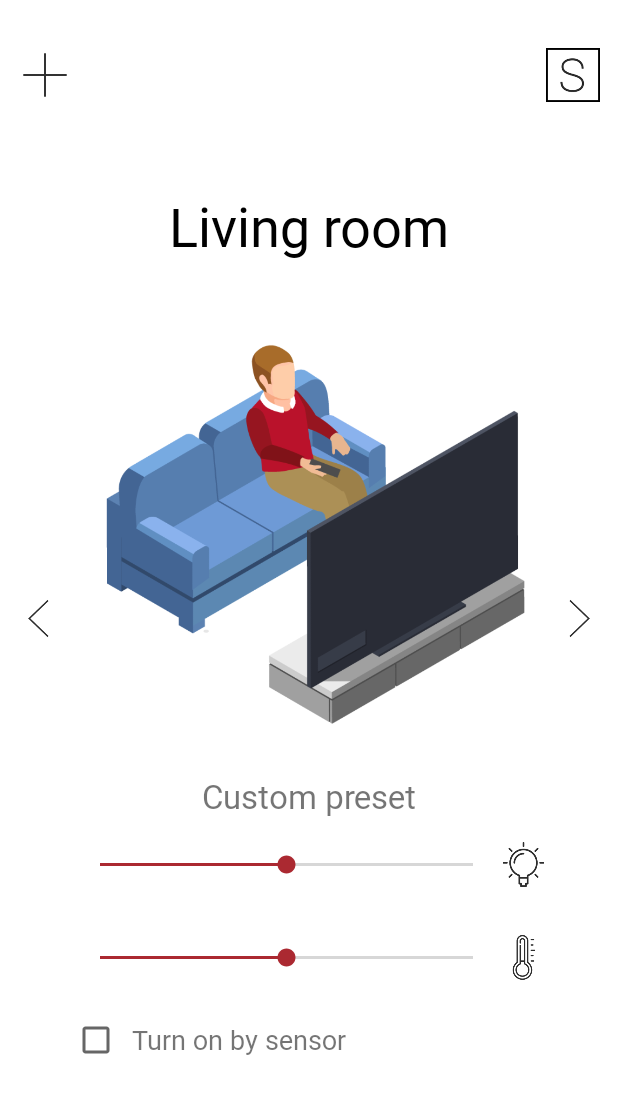
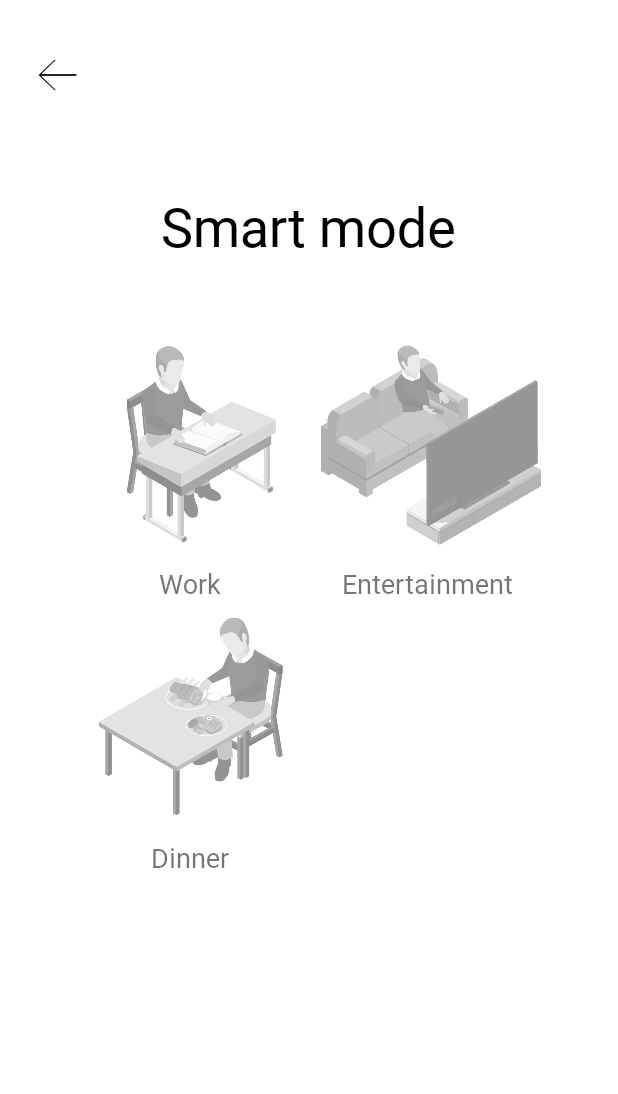
Before and after one commit to NevMem/HackathonHelvar, an Android app: the StartActivity screen opened directly, with no data from a screen before it, after a tap on an icon or button, on a phone screen of 412 x 824 dp. Shown: the top 1094 px of the screen. Run offline under Robolectric (Android 15) with nearby library versions, the phone set to English and light mode, and no system bars; 2 other taps on this screen came first.

```diff
--- a/app/src/main/java/com/nevmem/helvarapp/StartActivity.kt
+++ b/app/src/main/java/com/nevmem/helvarapp/StartActivity.kt
@@ -4,6 +4,7 @@ import android.app.ActivityOptions
 import android.content.Context
 import android.content.Intent
 import android.os.Bundle
+import android.util.Log
 import android.view.LayoutInflater
 import android.view.View
 import android.view.ViewGroup
@@ -47,6 +48,7 @@ class StartActivity : ListenableActivity(), PagePickerListener {
         prevButton.setOnClickListener {
             prevPageCalled()
         }
+
         nextButton.setOnClickListener {
             nextPageCalled()
         }
--- a/app/src/main/java/com/nevmem/helvarapp/activities/AddRoomActivity.kt
+++ b/app/src/main/java/com/nevmem/helvarapp/activities/AddRoomActivity.kt
@@ -1,6 +1,7 @@
 package com.nevmem.helvarapp.activities
 
 import android.os.Bundle
+import android.view.View
 import com.nevmem.helvarapp.R
 import com.nevmem.helvarapp.permissions.ListenableActivity
 
@@ -8,5 +9,8 @@ class AddRoomActivity : ListenableActivity() {
     override fun onCreate(savedInstanceState: Bundle?) {
         super.onCreate(savedInstanceState)
         setContentView(R.layout.add_room_activity)
+
+        window.statusBarColor = resources.getColor(R.color.white)
+        window.decorView.systemUiVisibility = View.SYSTEM_UI_FLAG_LIGHT_STATUS_BAR
     }
 }
--- a/app/src/main/java/com/nevmem/helvarapp/activities/SmartModeActivity.kt
+++ b/app/src/main/java/com/nevmem/helvarapp/activities/SmartModeActivity.kt
@@ -1,12 +1,81 @@
 package com.nevmem.helvarapp.activities
 
+import android.graphics.*
 import android.os.Bundle
+import android.view.LayoutInflater
+import android.view.View
+import android.widget.LinearLayout
 import com.nevmem.helvarapp.R
 import com.nevmem.helvarapp.permissions.ListenableActivity
+import kotlinx.android.synthetic.main.lightning_mode_item.view.*
+import kotlinx.android.synthetic.main.smart_mode_activity.*
 
 class SmartModeActivity : ListenableActivity() {
+    data class LightningMode(val name: String, val imageId: Int, var enabled: Boolean = false)
+    private val modes = listOf(
+        LightningMode("Work", R.drawable.book, false),
+        LightningMode("Entertainment", R.drawable.tv, false),
+        LightningMode("Dinner", R.drawable.food, false))
+
+    private val allViews = ArrayList<ViewHolder>()
+
     override fun onCreate(savedInstanceState: Bundle?) {
         super.onCreate(savedInstanceState)
         setContentView(R.layout.smart_mode_activity)
+
+        window.statusBarColor = resources.getColor(R.color.white)
+        window.decorView.systemUiVisibility = View.SYSTEM_UI_FLAG_LIGHT_STATUS_BAR
+
+        val inflater = LayoutInflater.from(this)
+        val rows = ArrayList<LinearLayout>()
+        for (i in 0..(modes.size + 1) / 2) {
+            val row = inflater.inflate(R.layout.lightning_mode_row, modesAnchor, false) as LinearLayout
+            rows.add(row)
+        }
+
+        modes.forEachIndexed { index, mode ->
+            val view = inflater.inflate(R.layout.lightning_mode_item, rows[index / 2], false)
+            val vh = ViewHolder(view)
+            vh.image.setImageResource(mode.imageId)
+            vh.caption.text = mode.name
+            allViews.add(vh)
+            rows[index / 2].addView(view)
+        }
+
+        rows.forEach { modesAnchor.addView(it) }
+
+        allViews.forEach {
+            it.setOnClickListener {
+                revalidateImages(it)
+            }
+        }
+        revalidateImages(null)
+
+        backButton.setOnClickListener {
+            finishAfterTransition()
+        }
+    }
+
+    private fun revalidateImages(it: ViewHolder?) {
+        allViews.forEach { innerIt ->
+            if (innerIt == it) {
+                innerIt.image.clearColorFilter()
+                innerIt.image.alpha = 1f
+            } else {
+                val matrix = ColorMatrix()
+                matrix.setSaturation(0f)
+                innerIt.image.colorFilter = ColorMatrixColorFilter(matrix)
+                innerIt.image.alpha = 0.5f
+            }
+        }
+    }
+
+    private class ViewHolder(private val view: View) {
+        val image = view.lightningModeImage
+        val caption = view.modeCaption
+
+        fun setOnClickListener(cb: ()->Unit) {
+            view.setOnClickListener { cb() }
+        }
     }
 }
--- /dev/null
+++ b/app/src/main/res/layout/lightning_mode_item.xml
@@ -0,0 +1,24 @@
+<?xml version="1.0" encoding="utf-8"?>
+<LinearLayout
+    xmlns:android="http://schemas.android.com/apk/res/android"
+    android:orientation="vertical"
+    android:gravity="center"
+    android:layout_weight="1"
+    android:layout_width="0dp"
+    android:layout_height="wrap_content">
+
+    <androidx.appcompat.widget.AppCompatImageView
+        android:id="@+id/lightningModeImage"
+        android:layout_width="match_parent"
+        android:layout_height="wrap_content"
+        android:adjustViewBounds="true"
+        android:scaleType="fitCenter" />
+
+    <TextView
+        android:id="@+id/modeCaption"
+        android:layout_width="wrap_content"
+        android:layout_height="wrap_content"
+        android:fontFamily="@font/roboto"
+        android:textSize="18sp" />
+
+</LinearLayout>
--- /dev/null
+++ b/app/src/main/res/layout/lightning_mode_row.xml
@@ -0,0 +1,7 @@
+<?xml version="1.0" encoding="utf-8"?>
+<LinearLayout
+    xmlns:android="http://schemas.android.com/apk/res/android"
+    android:orientation="horizontal"
+    android:layout_width="match_parent"
+    android:layout_height="wrap_content"
+    android:weightSum="2" />
--- a/app/src/main/res/layout/room_page.xml
+++ b/app/src/main/res/layout/room_page.xml
@@ -3,17 +3,17 @@
     android:layout_width="match_parent"
     android:layout_height="match_parent"
     xmlns:app="http://schemas.android.com/apk/res-auto"
-    android:paddingStart="48dp"
-    android:paddingEnd="48dp"
+    android:paddingStart="@dimen/pagesHorizontalPadding"
+    android:paddingEnd="@dimen/pagesHorizontalPadding"
     android:clipToPadding="false">
 
     <TextView
-        android:layout_marginTop="110dp"
+        android:layout_marginTop="@dimen/headingTopMargin"
         app:layout_constraintTop_toTopOf="parent"
         app:layout_constraintStart_toStartOf="parent"
         app:layout_constraintEnd_toEndOf="parent"
         android:padding="16dp"
-        android:textSize="36sp"
+        android:textSize="@dimen/headingTextSize"
         android:textColor="@android:color/black"
         android:layout_width="wrap_content"
         android:layout_height="wrap_content"
@@ -59,8 +59,8 @@
         android:layout_width="match_parent"
         android:layout_height="wrap_content"
         android:orientation="horizontal"
-        android:paddingTop="@dimen/seek_bar_vertical_padding"
-        android:paddingBottom="@dimen/seek_bar_vertical_padding"
+        android:paddingTop="@dimen/seekBarVerticalPadding"
+        android:paddingBottom="@dimen/seekBarVerticalPadding"
         android:gravity="center_vertical"
         app:layout_constraintTop_toBottomOf="@id/mode"
         app:layout_constraintStart_toStartOf="parent"
@@ -73,8 +73,8 @@
             android:layout_height="wrap_content" />
         <androidx.appcompat.widget.AppCompatImageView
             android:scaleType="fitCenter"
-            android:layout_width="@dimen/seek_bar_icons_size"
-            android:layout_height="@dimen/seek_bar_icons_size"
+            android:layout_width="@dimen/seekBarIconsSize"
+            android:layout_height="@dimen/seekBarIconsSize"
             android:src="@drawable/bulb" />
     </LinearLayout>
 
@@ -83,8 +83,8 @@
         android:layout_width="match_parent"
         android:layout_height="wrap_content"
         android:orientation="horizontal"
-        android:paddingTop="@dimen/seek_bar_vertical_padding"
-        android:paddingBottom="@dimen/seek_bar_vertical_padding"
+        android:paddingTop="@dimen/seekBarVerticalPadding"
+        android:paddingBottom="@dimen/seekBarVerticalPadding"
         android:gravity="center_vertical"
         app:layout_constraintTop_toBottomOf="@id/brightnessContainer"
         app:layout_constraintStart_toStartOf="parent"
@@ -97,8 +97,8 @@
             android:layout_height="wrap_content" />
         <androidx.appcompat.widget.AppCompatImageView
             android:scaleType="fitCenter"
-            android:layout_width="@dimen/seek_bar_icons_size"
-            android:layout_height="@dimen/seek_bar_icons_size"
+            android:layout_width="@dimen/seekBarIconsSize"
+            android:layout_height="@dimen/seekBarIconsSize"
             android:src="@drawable/temperature" />
     </LinearLayout>
 
--- a/app/src/main/res/layout/smart_mode_activity.xml
+++ b/app/src/main/res/layout/smart_mode_activity.xml
@@ -1,6 +1,58 @@
 <?xml version="1.0" encoding="utf-8"?>
 <androidx.constraintlayout.widget.ConstraintLayout
-    xmlns:android="http://schemas.android.com/apk/res/android" android:layout_width="match_parent"
-    android:layout_height="match_parent">
+    xmlns:android="http://schemas.android.com/apk/res/android"
+    android:layout_width="match_parent"
+    android:layout_height="match_parent"
+    xmlns:app="http://schemas.android.com/apk/res-auto">
+
+    <RelativeLayout
+        android:id="@+id/topBar"
+        android:layout_width="match_parent"
+        android:layout_height="wrap_content"
+        android:paddingStart="@dimen/topButtonHorizontalPadding"
+        android:paddingEnd="@dimen/topButtonHorizontalPadding"
+        android:layout_marginTop="32dp"
+        android:orientation="horizontal"
+        app:layout_constraintTop_toTopOf="parent"
+        app:layout_constraintStart_toStartOf="parent"
+        app:layout_constraintEnd_toEndOf="parent">
+
+        <androidx.appcompat.widget.AppCompatImageButton
+            style="@style/Widget.AppCompat.Button.Borderless"
+            android:id="@+id/backButton"
+            android:src="@drawable/back"
+            android:background="@android:color/transparent"
+            android:adjustViewBounds="true"
+            android:scaleType="fitCenter"
+            android:layout_width="@dimen/topButtonsSize"
+            android:layout_height="@dimen/topButtonsSize" />
+
+    </RelativeLayout>
+
+    <androidx.appcompat.widget.AppCompatTextView
+        android:id="@+id/heading"
+        android:text="@string/smartModeText"
+        android:layout_marginTop="@dimen/headingTopMargin"
+        android:layout_width="wrap_content"
+        android:layout_height="wrap_content"
+        android:textSize="@dimen/headingTextSize"
+        android:fontFamily="@font/roboto_bold"
+        android:textColor="@color/black"
+        android:padding="16dp"
+        app:layout_constraintTop_toTopOf="parent"
+        app:layout_constraintStart_toStartOf="parent"
+        app:layout_constraintEnd_toEndOf="parent" />
+
+    <LinearLayout
+        android:id="@+id/modesAnchor"
+        android:orientation="vertical"
+        android:layout_width="match_parent"
+        android:layout_height="wrap_content"
+        android:layout_marginTop="28dp"
+        android:paddingStart="@dimen/pagesHorizontalPadding"
+        android:paddingEnd="@dimen/pagesHorizontalPadding"
+        app:layout_constraintTop_toBottomOf="@id/heading"
+        app:layout_constraintStart_toStartOf="parent"
+        app:layout_constraintEnd_toEndOf="parent"/>
 
 </androidx.constraintlayout.widget.ConstraintLayout>
--- a/app/src/main/res/layout/start_activity.xml
+++ b/app/src/main/res/layout/start_activity.xml
@@ -5,39 +5,6 @@
     android:layout_width="match_parent"
     android:layout_height="match_parent"
     tools:context=".StartActivity">
-
-    <RelativeLayout
-        android:id="@+id/topBar"
-        android:layout_width="match_parent"
-        android:layout_height="wrap_content"
-        android:paddingStart="12dp"
-        android:paddingEnd="12dp"
-        android:layout_marginTop="32dp"
-        android:orientation="horizontal"
-        app:layout_constraintTop_toTopOf="parent"
-        app:layout_constraintStart_toStartOf="parent"
-        app:layout_constraintEnd_toEndOf="parent">
-
-        <androidx.appcompat.widget.AppCompatImageButton
-            android:id="@+id/addButton"
-            android:src="@drawable/icon_add"
-            android:background="@android:color/transparent"
-            android:adjustViewBounds="true"
-            android:scaleType="fitCenter"
-            android:layout_width="@dimen/top_button_size"
-            android:layout_height="@dimen/top_button_size" />
-
-        <androidx.appcompat.widget.AppCompatImageButton
-            android:id="@+id/smartMode"
-            android:src="@drawable/smart_mode"
-            android:background="@android:color/transparent"
-            android:adjustViewBounds="true"
-            android:scaleType="fitCenter"
-            android:layout_width="@dimen/top_button_size"
-            android:layout_height="@dimen/top_button_size"
-            android:layout_alignParentEnd="true" />
-
-    </RelativeLayout>
 
     <androidx.viewpager2.widget.ViewPager2
         android:id="@+id/pager"
@@ -47,6 +14,41 @@
         app:layout_constraintEnd_toEndOf="parent"
         app:layout_constraintTop_toTopOf="parent"
         app:layout_constraintBottom_toBottomOf="parent" />
+
+    <RelativeLayout
+        android:id="@+id/topBar"
+        android:layout_width="match_parent"
+        android:layout_height="wrap_content"
+        android:paddingStart="@dimen/topButtonHorizontalPadding"
+        android:paddingEnd="@dimen/topButtonHorizontalPadding"
+        android:layout_marginTop="32dp"
+        android:orientation="horizontal"
+        app:layout_constraintTop_toTopOf="parent"
+        app:layout_constraintStart_toStartOf="parent"
+        app:layout_constraintEnd_toEndOf="parent">
+
+        <androidx.appcompat.widget.AppCompatImageButton
+            style="@style/Widget.AppCompat.Button.Borderless"
+            android:id="@+id/addButton"
+            android:src="@drawable/icon_add"
+            android:background="@android:color/transparent"
+            android:adjustViewBounds="true"
+            android:scaleType="fitCenter"
+            android:layout_width="@dimen/topButtonsSize"
+            android:layout_height="@dimen/topButtonsSize" />
+
+        <androidx.appcompat.widget.AppCompatImageButton
+            style="@style/Widget.AppCompat.Button.Borderless"
+            android:id="@+id/smartMode"
+            android:src="@drawable/smart_mode"
+            android:background="@android:color/transparent"
+            android:adjustViewBounds="true"
+            android:scaleType="fitCenter"
+            android:layout_width="@dimen/topButtonsSize"
+            android:layout_height="@dimen/topButtonsSize"
+            android:layout_alignParentEnd="true" />
+
+    </RelativeLayout>
 
     <ImageButton
         android:background="@android:color/transparent"
--- a/app/src/main/res/values/dimens.xml
+++ b/app/src/main/res/values/dimens.xml
@@ -1,6 +1,10 @@
 <?xml version="1.0" encoding="utf-8"?>
 <resources>
-    <dimen name="top_button_size">36dp</dimen>
-    <dimen name="seek_bar_icons_size">30dp</dimen>
-    <dimen name="seek_bar_vertical_padding">16dp</dimen>
+    <dimen name="topButtonsSize">36dp</dimen>
+    <dimen name="seekBarIconsSize">30dp</dimen>
+    <dimen name="seekBarVerticalPadding">16dp</dimen>
+    <dimen name="headingTopMargin">110dp</dimen>
+    <dimen name="pagesHorizontalPadding">48dp</dimen>
+    <dimen name="headingTextSize">36sp</dimen>
+    <dimen name="topButtonHorizontalPadding">20dp</dimen>
 </resources>
--- a/app/src/main/res/values/strings.xml
+++ b/app/src/main/res/values/strings.xml
@@ -1,4 +1,5 @@
 <resources>
     <string name="app_name">HelvarApp</string>
     <string name="sensor_checkbox_label">Turn on by sensor</string>
+    <string name="smartModeText">Smart mode</string>
 </resources>
```
Also changed, not shown: app/src/main/res/drawable-v24/back.png (added).
